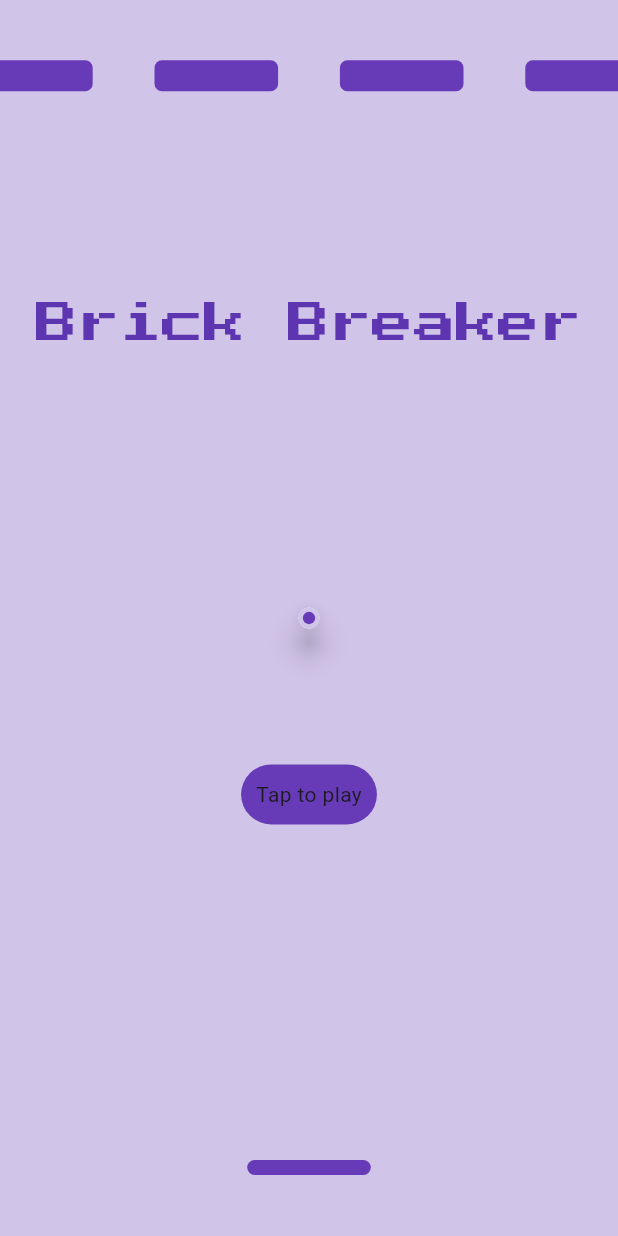
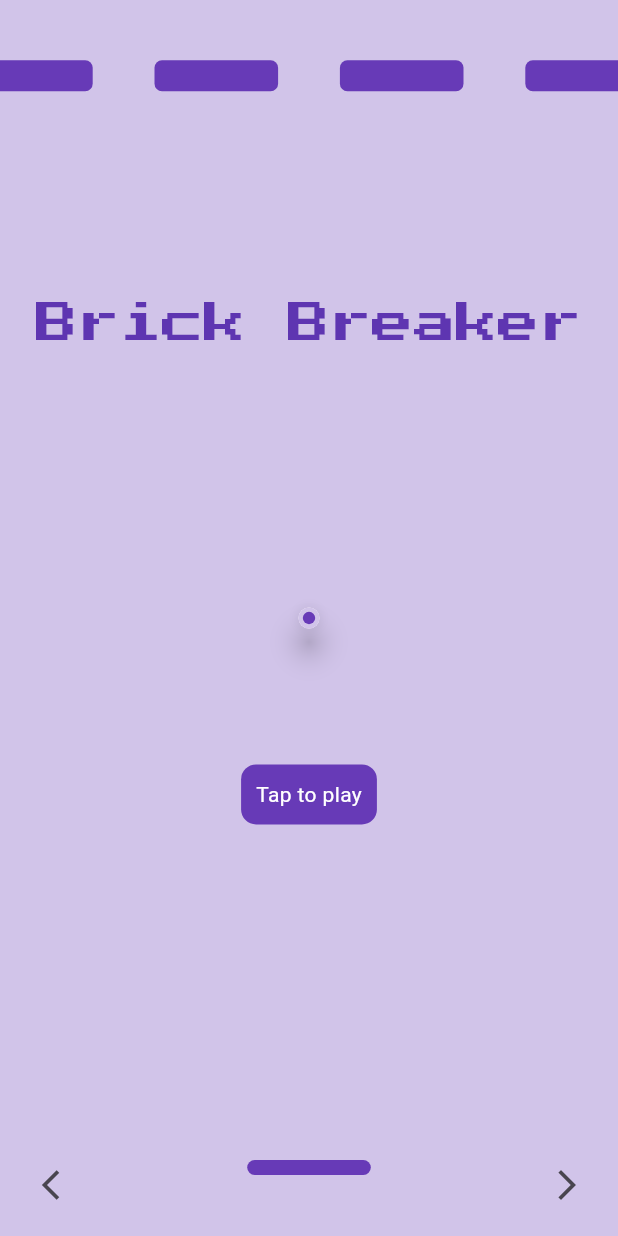
Before and after one commit to Sahilk0809/brick_breaker_game, a Flutter app: the screen it shows after launch, on a phone screen of 412 x 824 dp. Run offline on Flutter 3.47's test engine with Material 3 defaults, Android fonts, the phone set to English and light mode, and no system bars; drawn by our look-alikes of avatar_glow; our stand-ins replace google_fonts.

Commit message:
19-08-2024

```diff
--- a/lib/components/cover_screen.dart
+++ b/lib/components/cover_screen.dart
@@ -45,9 +45,12 @@ class CoverScreen extends StatelessWidget {
                   padding: const EdgeInsets.all(10),
                   decoration: BoxDecoration(
                     color: Colors.deepPurple,
-                    borderRadius: BorderRadius.circular(20),
+                    borderRadius: BorderRadius.circular(10),
                   ),
-                  child: const Text('Tap to play'),
+                  child: const Text(
+                    'Tap to play',
+                    style: TextStyle(color: Colors.white),
+                  ),
                 ),
               ),
             ],
--- a/lib/view/screens/home_screen.dart
+++ b/lib/view/screens/home_screen.dart
@@ -300,6 +300,23 @@ class _HomeScreenState extends State<HomeScreen> {
                   brickY: myBricks[3][1],
                   brickBroken: myBricks[3][2],
                 ),
+                // ignore: prefer_const_constructors
+                Positioned(
+                  bottom: 10,
+                  right: 10,
+                  child: IconButton(
+                    onPressed: moveRight,
+                    icon: const Icon(Icons.arrow_forward_ios_outlined),
+                  ),
+                ),
+                Positioned(
+                  bottom: 10,
+                  left: 10,
+                  child: IconButton(
+                    onPressed: moveLeft,
+                    icon: const Icon(Icons.arrow_back_ios_outlined),
+                  ),
+                ),
               ],
             ),
           ),
@@ -308,3 +325,5 @@ class _HomeScreenState extends State<HomeScreen> {
     );
   }
 }
+
+// I’m excited to share my latest project: a Brick Breaker game developed with Flutter! 🎉 This game is not just a fun challenge but also a showcase of what Flutter can do. I implemented full move validation to ensure seamless and accurate gameplay, making every block break and paddle move count. To give the game a modern and stylish look, I integrated custom Google Fonts, and for an extra layer of visual appeal, I added the Avatar Glow effect, making the gameplay even more dynamic and engaging. This project has been a fantastic journey into the world of Flutter and game development. I’d love to hear your feedback! 🚀 #FlutterDev #GameDevelopment #MobileApps #GoogleFonts #AvatarGlow #TechInnovation
--- a/pubspec.yaml
+++ b/pubspec.yaml
@@ -37,6 +37,7 @@ dependencies:
   cupertino_icons: ^1.0.8
   avatar_glow: ^3.0.1
   google_fonts: ^6.2.1
+  flutter_slidable: ^3.1.1
 
 dev_dependencies:
   flutter_test:
```
Also changed, not shown: pubspec.lock.
